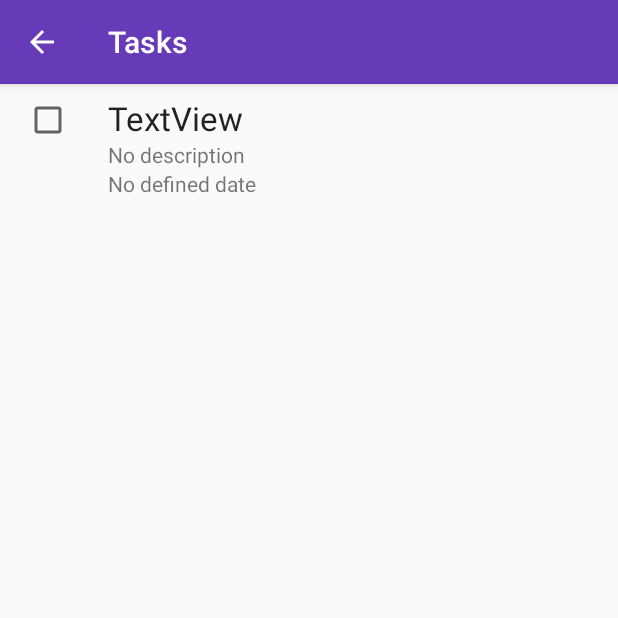
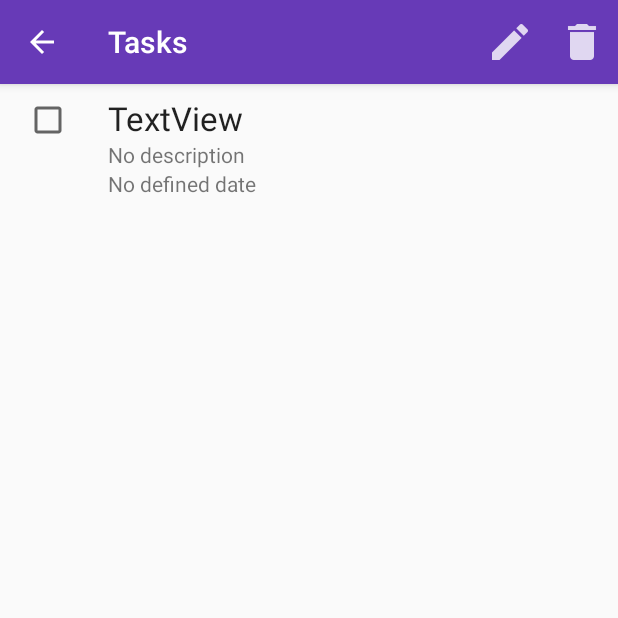
Before and after one commit to eduardossampaio/tarefas, an Android app: the ListSubtasksActivity screen opened directly, with no data from a screen before it, on a phone screen of 412 x 824 dp, the top half of it. Run offline under Robolectric (Android 15) with nearby library versions, the phone set to English and light mode, and no system bars; 10 statements that could not run were skipped.

Commit message:
editando e deletando tarefa na tela de subtarefas

```diff
--- a/tarefas2/app/src/main/java/com/apps/esampaio/tarefas/core/entities/Comparators/OrderSubtaskByCompletedComparator.java
+++ b/tarefas2/app/src/main/java/com/apps/esampaio/tarefas/core/entities/Comparators/OrderSubtaskByCompletedComparator.java
@@ -11,7 +11,7 @@ public class OrderSubtaskByCompletedComparator implements Comparator<Subtask>,Se
     @Override
     public int compare(Subtask lhs, Subtask rhs) {
         if ( lhs.isComplete() == rhs.isComplete()){
-            return  0;
+            return  lhs.getName().compareTo(rhs.getName());
         }else if(lhs.isComplete() && ! rhs.isComplete()){
             return 1;
         }else{
--- /dev/null
+++ b/tarefas2/app/src/main/res/menu/list_subtasks_menu.xml
@@ -0,0 +1,16 @@
+<?xml version="1.0" encoding="utf-8"?>
+<menu
+    xmlns:app="http://schemas.android.com/apk/res-auto"
+    xmlns:android="http://schemas.android.com/apk/res/android">
+
+    <item android:title="@string/menu_list_subtask_edit"
+        app:showAsAction="always"
+        android:id="@+id/list_subtask_menu_edit"
+        android:icon="@drawable/ic_edit_white"/>
+
+    <item android:title="@string/menu_list_subtask_delete"
+        app:showAsAction="always"
+        android:id="@+id/list_subtask_menu_delete"
+        android:icon="@drawable/ic_delete_white"/>
+
+</menu>
--- a/tarefas2/app/src/main/res/values/strings.xml
+++ b/tarefas2/app/src/main/res/values/strings.xml
@@ -50,8 +50,6 @@
     <!-- Task delete dialog -->
     <string name="dialog_delete_task_title">Delete the task: </string>
 
-
-
     <!-- Subtasks -->
     <string name="subtasks_updated_message_checked"> checked as completed</string>
     <string name="subtasks_updated_message_unchecked"> checked as uncompleted</string>
@@ -83,6 +81,9 @@
     <string name="notification_tasks_title">You have tasks today</string>
     <string name="notification_tasks_list_title">Today tasks</string>
 
+    <!-- Menus -->
+    <string name="menu_list_subtask_edit">Edit</string>
+    <string name="menu_list_subtask_delete">Delete</string>
 
     <!-- Navigation Drawer -->
     <string name="navigation_drawer_all_tasks">All Tasks</string>
--- a/tarefas2/app/src/main/res/values/styles.xml
+++ b/tarefas2/app/src/main/res/values/styles.xml
@@ -31,12 +31,11 @@
 
     <style name="ToolBarStyle" parent="Base.ThemeOverlay.AppCompat.Dark.ActionBar">
         <item name="android:background">@color/primary_dark</item>
+        <item name="android:textColorSecondary">@android:color/white</item>
     </style>
 
     <style name="AppTheme.Button" parent="android:Widget.Button">
         <item name="colorAccent">@color/primary</item>
-        <item name="android:textColor">@android:color/white</item>
-
     </style>
     <!--<style name="AppTheme.Button" >-->
         <!--<item name="android:textColor">@android:color/white</item>-->
```
Also changed, not shown: tarefas2/app/src/main/java/com/apps/esampaio/tarefas/view/activity/ListSubtasksActivity.java (+46 -5 lines), tarefas2/app/src/main/res/drawable-hdpi/ic_delete_white.png (added), tarefas2/app/src/main/res/drawable-hdpi/ic_edit.png (added), tarefas2/app/src/main/res/drawable-hdpi/ic_edit_white.png (added), tarefas2/app/src/main/res/drawable-mdpi/ic_delete_white.png (added), tarefas2/app/src/main/res/drawable-mdpi/ic_edit.png (added), tarefas2/app/src/main/res/drawable-mdpi/ic_edit_white.png (added), tarefas2/app/src/main/res/drawable-xhdpi/ic_delete_white.png (added), tarefas2/app/src/main/res/drawable-xhdpi/ic_edit.png (added), tarefas2/app/src/main/res/drawable-xhdpi/ic_edit_white.png (added), tarefas2/app/src/main/res/drawable-xxhdpi/ic_delete_white.png (added), tarefas2/app/src/main/res/drawable-xxhdpi/ic_edit.png (added), tarefas2/app/src/main/res/drawable-xxhdpi/ic_edit_white.png (added), 2 other files.
